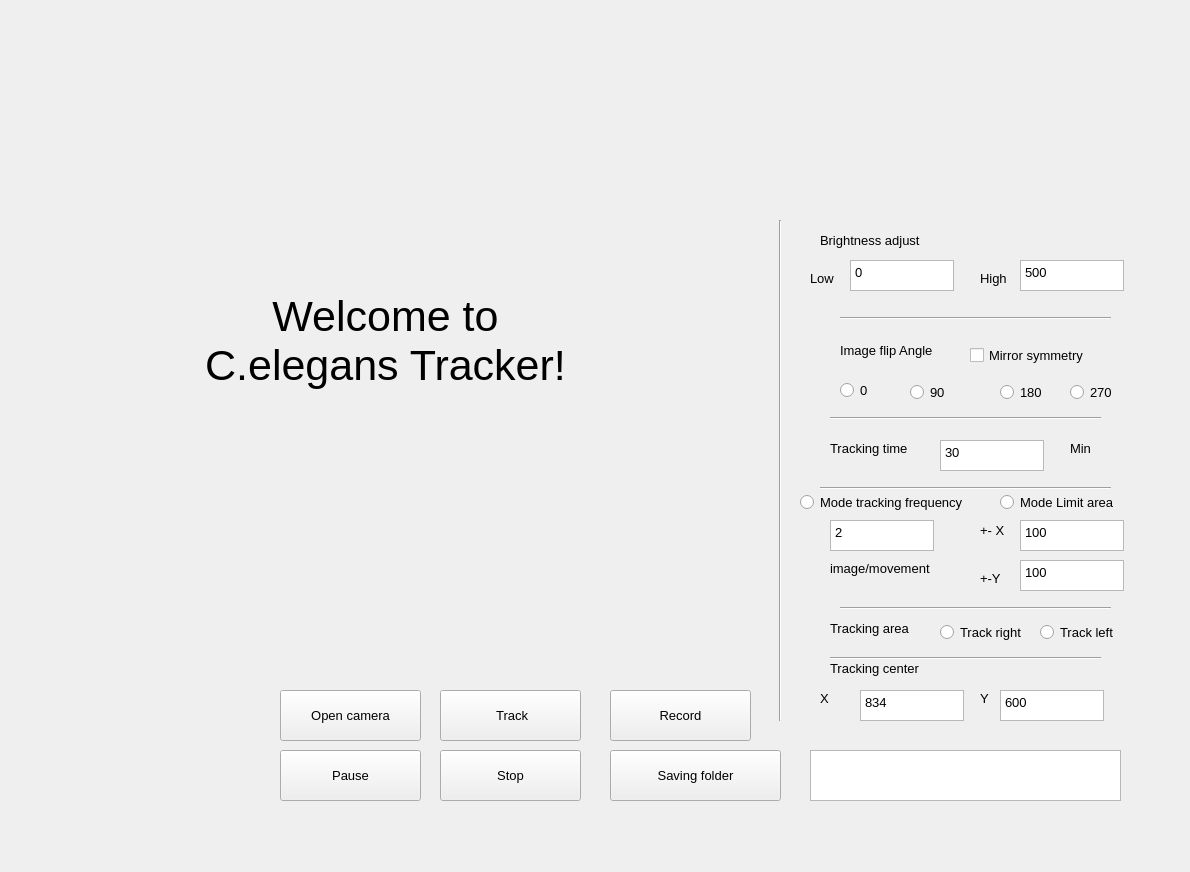
The window that track.ui (qazx8855/C.elegans_tracker) describes before a commit, drawn with Qt 5.
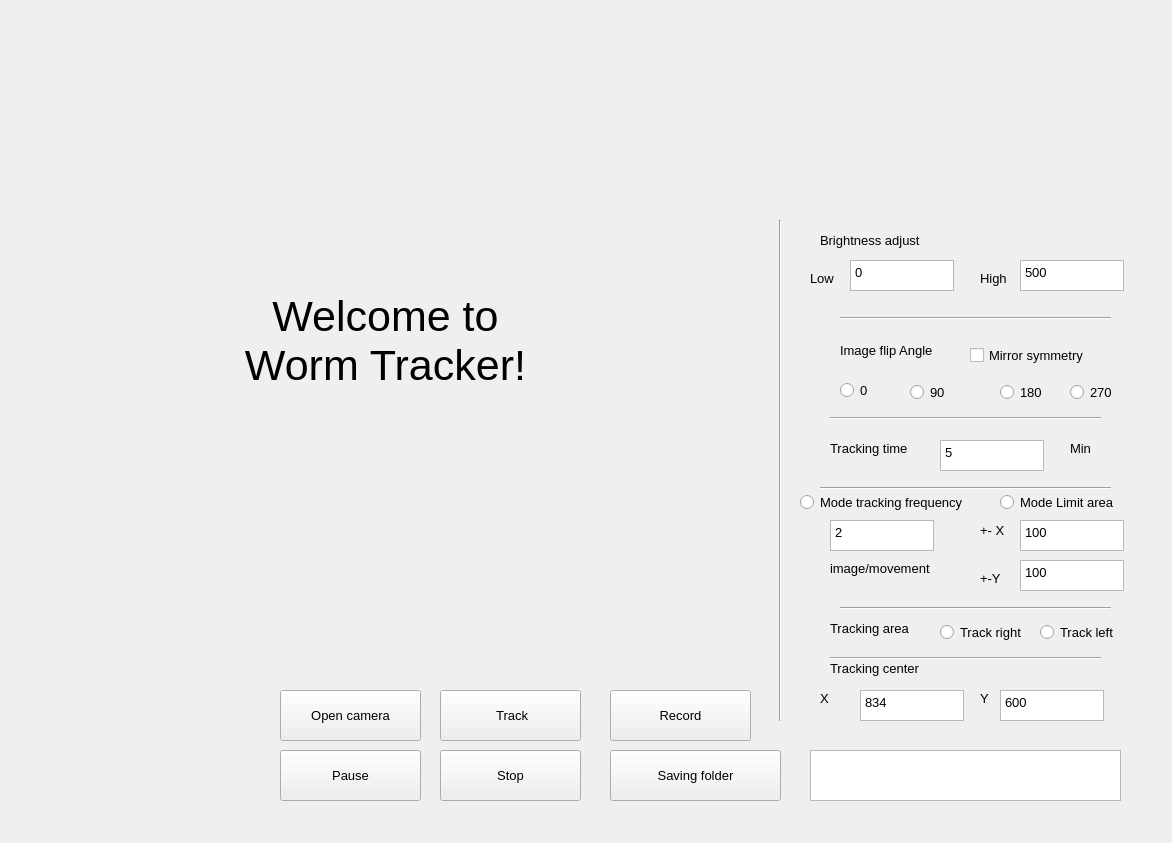
The same window after the commit.

The edit to the form file:
```diff
--- a/track.ui
+++ b/track.ui
@@ -6,8 +6,8 @@
    <rect>
     <x>0</x>
     <y>0</y>
-    <width>1190</width>
-    <height>872</height>
+    <width>1172</width>
+    <height>843</height>
    </rect>
   </property>
   <property name="font">
@@ -34,7 +34,7 @@
    </property>
    <property name="text">
     <string>Welcome to 
-C.elegans Tracker!</string>
+Worm Tracker!</string>
    </property>
    <property name="textFormat">
     <enum>Qt::PlainText</enum>
@@ -321,7 +321,7 @@
 &lt;html&gt;&lt;head&gt;&lt;meta name=&quot;qrichtext&quot; content=&quot;1&quot; /&gt;&lt;style type=&quot;text/css&quot;&gt;
 p, li { white-space: pre-wrap; }
 &lt;/style&gt;&lt;/head&gt;&lt;body style=&quot; font-family:'MS Shell Dlg 2'; font-size:10pt; font-weight:400; font-style:normal;&quot;&gt;
-&lt;p style=&quot; margin-top:0px; margin-bottom:0px; margin-left:0px; margin-right:0px; -qt-block-indent:0; text-indent:0px;&quot;&gt;30&lt;/p&gt;&lt;/body&gt;&lt;/html&gt;</string>
+&lt;p style=&quot; margin-top:0px; margin-bottom:0px; margin-left:0px; margin-right:0px; -qt-block-indent:0; text-indent:0px;&quot;&gt;5&lt;/p&gt;&lt;/body&gt;&lt;/html&gt;</string>
    </property>
   </widget>
   <widget class="QLabel" name="label_10">
```
